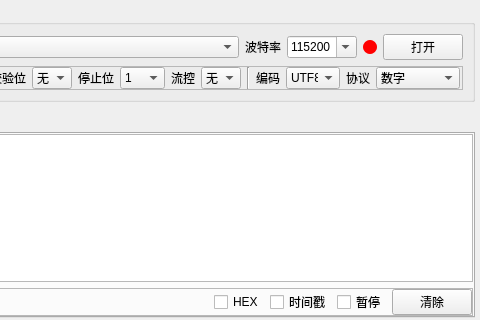
Above: start_serial/startcommunication.ui from m-RNA/TemperatureSelfCorrectionBasedOnQtSerial before the change; both pictures show x 111 to 591 and y 0 to 320 of the 591 by 536 pixel window. Below: the same form after it.
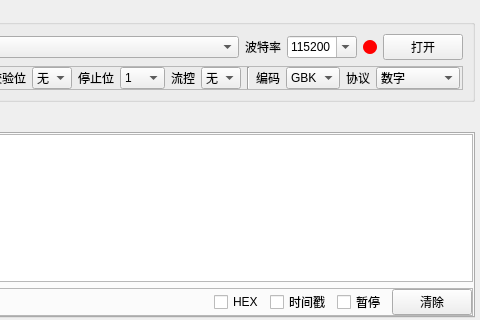
That is the form after the change. Icons and pictures are not drawn. Custom widgets are drawn as their Qt base class.

Commit message: 将默认编码格式改为GBK

```diff
--- a/start_serial/startcommunication.ui
+++ b/start_serial/startcommunication.ui
@@ -242,7 +242,7 @@
             </size>
            </property>
            <property name="currentIndex">
-            <number>3</number>
+            <number>1</number>
            </property>
            <item>
             <property name="text">
```
